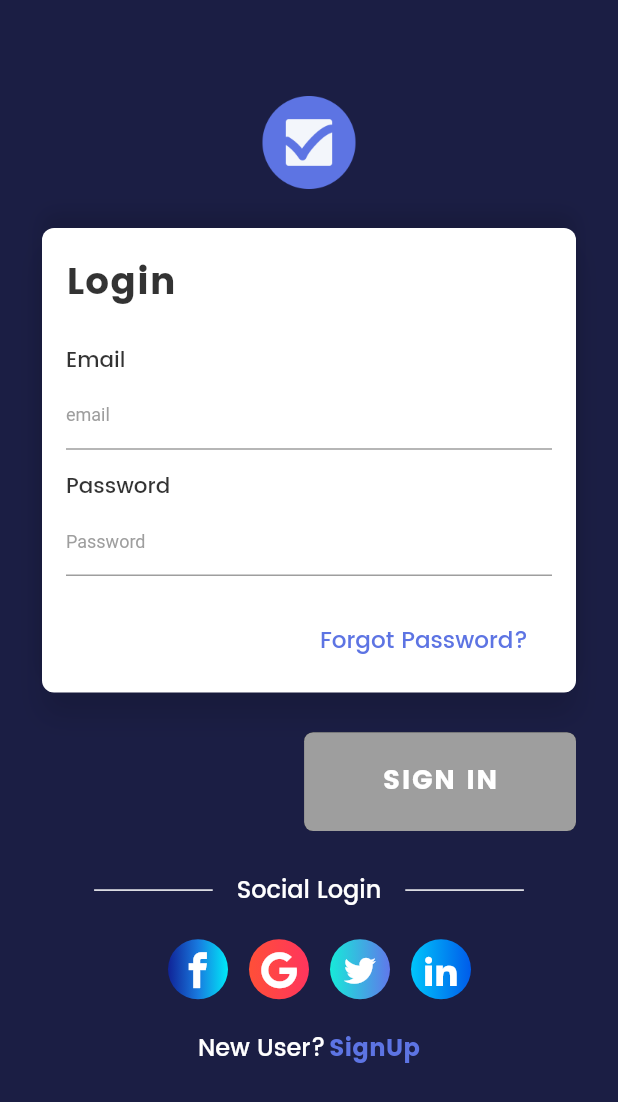
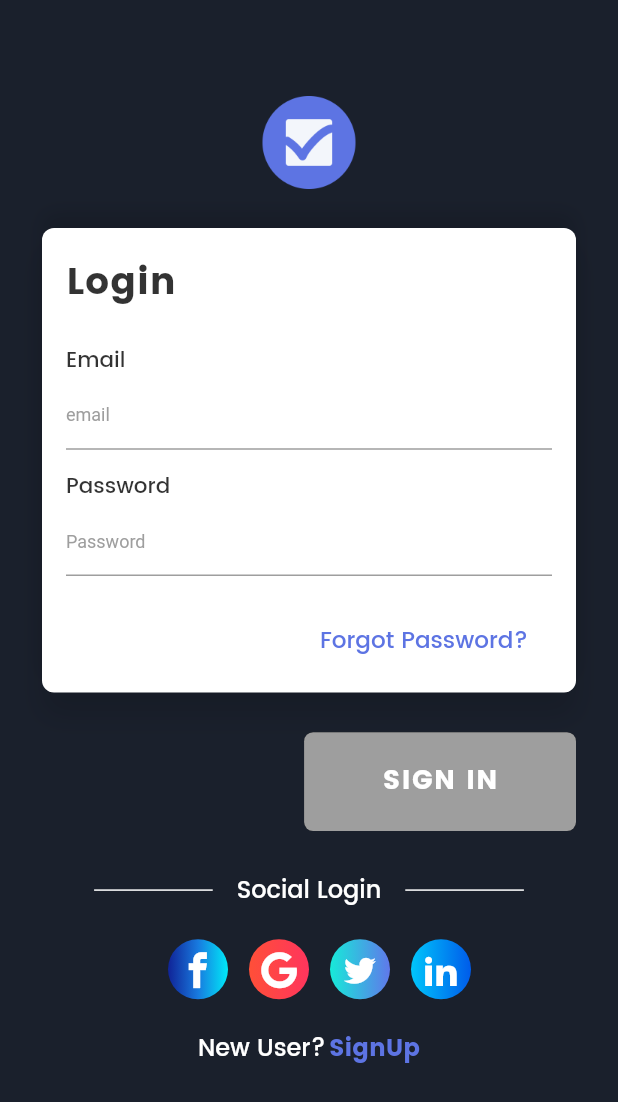
Before and after one commit to TunNandaAung/flutter-checklist, a Flutter app: the screen it shows after launch, on a phone screen of 412 x 824 dp. Shown: the top 1102 px of the screen. Run offline on Flutter 3.47's test engine with Material 2 defaults, Android fonts, the phone set to English and light mode, and no system bars; our stand-ins replace bloc, bubble_bottom_bar, circular_check_box, cloud_firestore, equatable, firebase_auth and 8 more; accounts and stored records are empty.

Commit message:
Update Dark Theme Colors

```diff
--- a/lib/theme/app_theme.dart
+++ b/lib/theme/app_theme.dart
@@ -34,6 +34,11 @@ final appThemeData = {
             fontSize: 16.0,
             decoration: TextDecoration.none,
             color: Colors.black),
+        body2: TextStyle(
+            fontFamily: 'Poppins-Medium',
+            fontSize: 16.0,
+            decoration: TextDecoration.lineThrough,
+            color: Colors.grey),
         display1: TextStyle(
             fontFamily: 'Poppins-Bold', color: Colors.black, fontSize: 30.0),
         display2: TextStyle(
@@ -50,14 +55,16 @@ final appThemeData = {
   AppTheme.Dark: ThemeData(
     brightness: Brightness.light,
     primaryColor: Color(0xFF5d74e3),
-    backgroundColor: Color(0xFF1b1e44),
-    canvasColor: Color(0xFF1b1e44),
+    // backgroundColor: Color(0xFF1b1e44),
+    // canvasColor: Color(0xFF1b1e44),
+    backgroundColor: Color(0xFF1A202C),
+    canvasColor: Color(0xFF1A202C),
     popupMenuTheme: PopupMenuThemeData(color: Color(0xFF2d3447)),
     cardColor: Color(0xFF2d3447),
     dividerColor: Colors.white,
     bottomAppBarTheme: BottomAppBarTheme(color: Colors.black),
-    floatingActionButtonTheme: FloatingActionButtonThemeData(
-        backgroundColor: Colors.black.withOpacity(.25)),
+    floatingActionButtonTheme:
+        FloatingActionButtonThemeData(backgroundColor: Colors.black),
     buttonColor: Colors.black.withOpacity(.40),
     bottomSheetTheme: BottomSheetThemeData(backgroundColor: Color(0xFF2d3447)),
     hintColor: Colors.white30,
@@ -78,6 +85,11 @@ final appThemeData = {
           fontSize: 16.0,
           decoration: TextDecoration.none,
           color: Colors.white),
+      body2: TextStyle(
+          fontFamily: 'Poppins-Medium',
+          fontSize: 16.0,
+          decoration: TextDecoration.lineThrough,
+          color: Colors.grey),
       display1: TextStyle(
           fontFamily: 'Poppins-Bold', color: Colors.white, fontSize: 30.0),
       display2: TextStyle(
--- a/lib/todo/widgets/extra_actions.dart
+++ b/lib/todo/widgets/extra_actions.dart
@@ -18,7 +18,7 @@ class ExtraActions extends StatelessWidget {
               icon: Icon(
                 CustomIcons.option,
                 color: Theme.of(context).dividerColor,
-                size: 12,
+                size: 11,
               ),
               shape: RoundedRectangleBorder(
                   borderRadius: BorderRadius.circular(20.0)),
--- a/lib/todo/widgets/filter_button.dart
+++ b/lib/todo/widgets/filter_button.dart
@@ -92,7 +92,7 @@ class _Button extends StatelessWidget {
       ],
       icon: Icon(
         Icons.filter_list,
-        size: 36.0,
+        size: 30.0,
         color: Theme.of(context).dividerColor,
       ),
     );
```
Also changed, not shown: lib/todo/screens/detail_screen.dart (+13 -4 lines), lib/todo/widgets/todo_item.dart (+10 -2 lines).
